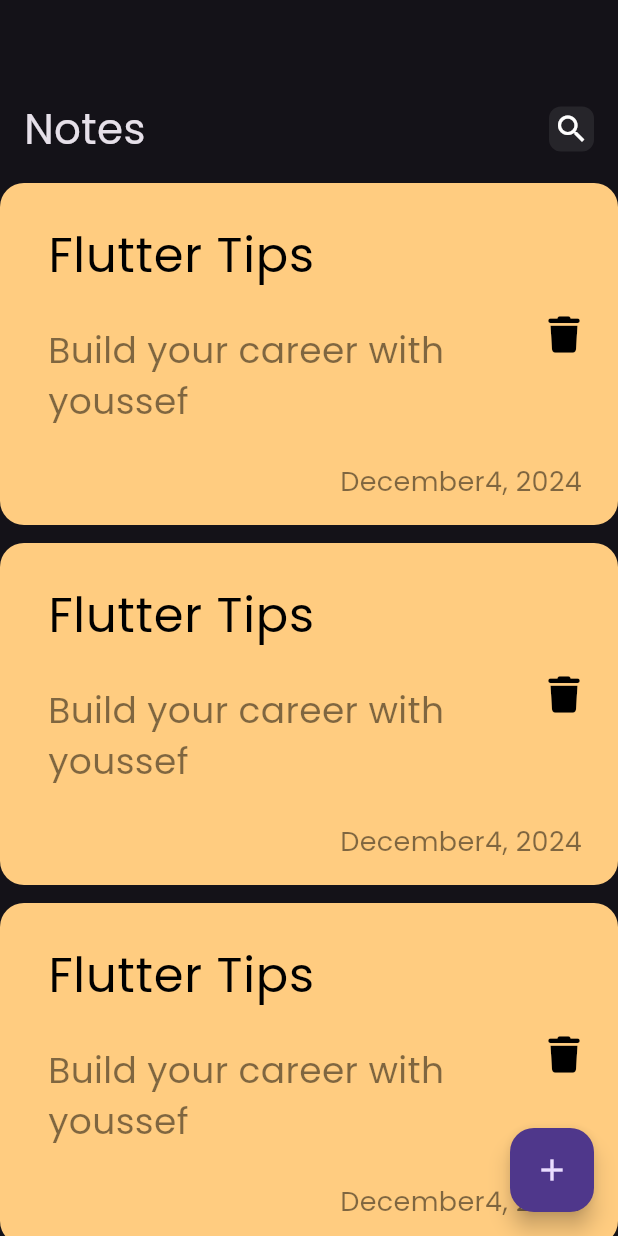
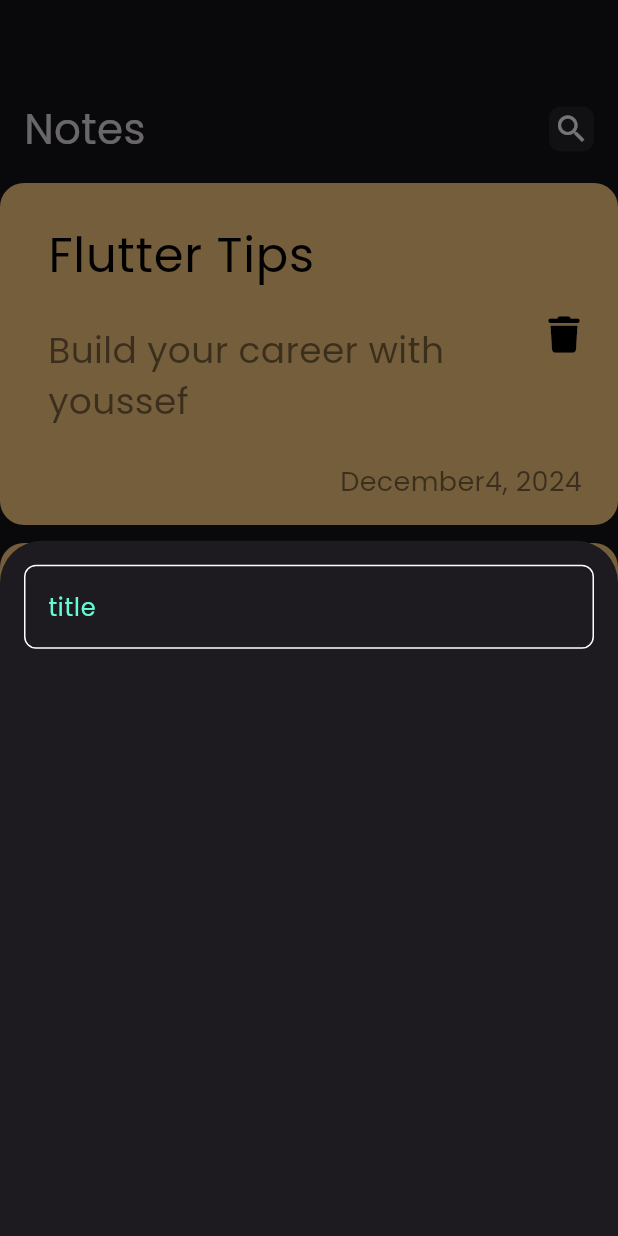
Before and after one commit to YoussefKadafy/notes_app, a Flutter app: the screen it shows after launch, after a tap on the "add" icon, on a phone screen of 412 x 824 dp. Run offline on Flutter 3.47's test engine with Material 3 defaults, Android fonts, the phone set to English and light mode, and no system bars; our stand-ins replace font_awesome_flutter.

Commit message:
create custom textField

```diff
--- /dev/null
+++ b/lib/consts.dart
@@ -0,0 +1,3 @@
+import 'dart:ui';
+
+const kPrimaryColor = Color(0xff62FCD7);
--- a/lib/views/notes_view.dart
+++ b/lib/views/notes_view.dart
@@ -1,4 +1,5 @@
 import 'package:flutter/material.dart';
+import 'package:notes_app/widgets/add_note_bottomsheet.dart';
 import 'package:notes_app/widgets/notes_view_body.dart';
 
 class NotesView extends StatelessWidget {
@@ -8,7 +9,13 @@ class NotesView extends StatelessWidget {
   Widget build(BuildContext context) {
     return Scaffold(
       floatingActionButton: FloatingActionButton(
-        onPressed: () {},
+        onPressed: () {
+          showModalBottomSheet(
+              context: context,
+              builder: (context) {
+                return AddNoteBottomSheet();
+              });
+        },
         child: const Icon(Icons.add),
       ),
       body: const NotesViewBody(),
--- /dev/null
+++ b/lib/widgets/add_note_bottomsheet.dart
@@ -0,0 +1,43 @@
+import 'package:flutter/material.dart';
+import 'package:notes_app/consts.dart';
+
+class AddNoteBottomSheet extends StatelessWidget {
+  const AddNoteBottomSheet({super.key});
+
+  @override
+  Widget build(BuildContext context) {
+    return Column(
+      children: [CustomTextField()],
+    );
+  }
+}
+
+class CustomTextField extends StatelessWidget {
+  const CustomTextField({super.key});
+
+  @override
+  Widget build(BuildContext context) {
+    return Padding(
+      padding: const EdgeInsets.all(16),
+      child: TextField(
+        cursorColor: kPrimaryColor,
+        decoration: InputDecoration(
+            hintText: 'title',
+            hintStyle: TextStyle(color: kPrimaryColor),
+            border: buildBorder(),
+            enabledBorder: buildBorder(),
+            focusedBorder: buildBorder(kPrimaryColor)),
+      ),
+    );
+  }
+
+  OutlineInputBorder buildBorder([color]) {
+    return OutlineInputBorder(
+        borderRadius: BorderRadius.circular(
+          8,
+        ),
+        borderSide: BorderSide(
+          color: color ?? Colors.white,
+        ));
+  }
+}
--- a/lib/widgets/notes_list_view.dart
+++ b/lib/widgets/notes_list_view.dart
@@ -6,11 +6,13 @@ class NotesViewBuilder extends StatelessWidget {
 
   @override
   Widget build(BuildContext context) {
-    return ListView.builder(itemBuilder: (context, index) {
-      return const Padding(
-        padding: EdgeInsets.only(bottom: 12),
-        child: NoteIetem(),
-      );
-    });
+    return ListView.builder(
+        padding: EdgeInsets.zero,
+        itemBuilder: (context, index) {
+          return const Padding(
+            padding: EdgeInsets.only(bottom: 12),
+            child: NoteIetem(),
+          );
+        });
   }
 }
```
